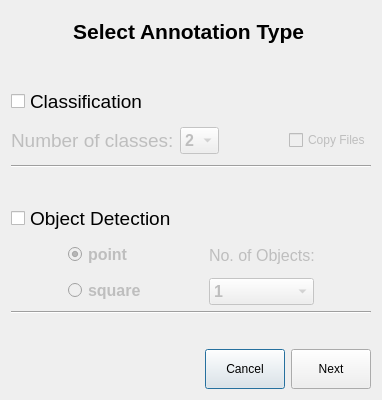
The window that step_2.ui (KarolBo/labeling_tool) describes before a commit, drawn with Qt 5.
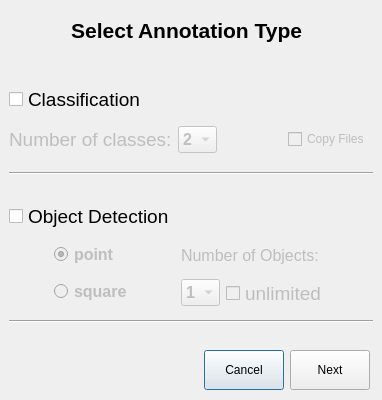
The same window after the commit.

Commit message: unlimited squares - tutorial

The edit to the form file:
```diff
--- a/step_2.ui
+++ b/step_2.ui
@@ -13,8 +13,103 @@
   <property name="windowTitle">
    <string>Dialog</string>
   </property>
-  <layout class="QVBoxLayout" name="verticalLayout_3">
-   <item>
+  <widget class="QCheckBox" name="check_class">
+   <property name="geometry">
+    <rect>
+     <x>9</x>
+     <y>84</y>
+     <width>142</width>
+     <height>30</height>
+    </rect>
+   </property>
+   <property name="minimumSize">
+    <size>
+     <width>0</width>
+     <height>30</height>
+    </size>
+   </property>
+   <property name="maximumSize">
+    <size>
+     <width>16777215</width>
+     <height>30</height>
+    </size>
+   </property>
+   <property name="font">
+    <font>
+     <family>Arial</family>
+     <pointsize>14</pointsize>
+    </font>
+   </property>
+   <property name="text">
+    <string>Classification</string>
+   </property>
+  </widget>
+  <widget class="Line" name="line">
+   <property name="geometry">
+    <rect>
+     <x>9</x>
+     <y>165</y>
+     <width>364</width>
+     <height>16</height>
+    </rect>
+   </property>
+   <property name="orientation">
+    <enum>Qt::Horizontal</enum>
+   </property>
+  </widget>
+  <widget class="QCheckBox" name="checkbox_object">
+   <property name="geometry">
+    <rect>
+     <x>9</x>
+     <y>201</y>
+     <width>171</width>
+     <height>30</height>
+    </rect>
+   </property>
+   <property name="minimumSize">
+    <size>
+     <width>0</width>
+     <height>30</height>
+    </size>
+   </property>
+   <property name="maximumSize">
+    <size>
+     <width>16777215</width>
+     <height>30</height>
+    </size>
+   </property>
+   <property name="font">
+    <font>
+     <family>Arial</family>
+     <pointsize>14</pointsize>
+    </font>
+   </property>
+   <property name="text">
+    <string>Object Detection</string>
+   </property>
+  </widget>
+  <widget class="Line" name="line_2">
+   <property name="geometry">
+    <rect>
+     <x>9</x>
+     <y>313</y>
+     <width>364</width>
+     <height>16</height>
+    </rect>
+   </property>
+   <property name="orientation">
+    <enum>Qt::Horizontal</enum>
+   </property>
+  </widget>
+  <widget class="QWidget" name="">
+   <property name="geometry">
+    <rect>
+     <x>9</x>
+     <y>9</y>
+     <width>361</width>
+     <height>42</height>
+    </rect>
+   </property>
     <layout class="QHBoxLayout" name="horizontalLayout">
      <item>
       <spacer name="horizontalSpacer_2">
@@ -79,46 +174,16 @@
       </spacer>
      </item>
     </layout>
-   </item>
-   <item>
-    <spacer name="verticalSpacer_4">
-     <property name="orientation">
-      <enum>Qt::Vertical</enum>
-     </property>
-     <property name="sizeHint" stdset="0">
-      <size>
-       <width>20</width>
-       <height>40</height>
-      </size>
-     </property>
-    </spacer>
-   </item>
-   <item>
-    <widget class="QCheckBox" name="check_class">
-     <property name="minimumSize">
-      <size>
-       <width>0</width>
-       <height>30</height>
-      </size>
-     </property>
-     <property name="maximumSize">
-      <size>
-       <width>16777215</width>
-       <height>30</height>
-      </size>
-     </property>
-     <property name="font">
-      <font>
-       <family>Arial</family>
-       <pointsize>14</pointsize>
-      </font>
-     </property>
-     <property name="text">
-      <string>Classification</string>
-     </property>
-    </widget>
-   </item>
-   <item>
+  </widget>
+  <widget class="QWidget" name="">
+   <property name="geometry">
+    <rect>
+     <x>9</x>
+     <y>120</y>
+     <width>361</width>
+     <height>39</height>
+    </rect>
+   </property>
     <layout class="QHBoxLayout" name="horizontalLayout_2">
      <item>
       <widget class="QLabel" name="label_classes">
@@ -212,54 +277,89 @@
       </widget>
      </item>
     </layout>
-   </item>
+  </widget>
+  <widget class="QWidget" name="">
+   <property name="geometry">
+    <rect>
+     <x>9</x>
+     <y>349</y>
+     <width>361</width>
+     <height>42</height>
+    </rect>
+   </property>
+   <layout class="QHBoxLayout" name="horizontalLayout_3">
    <item>
-    <widget class="Line" name="line">
+     <spacer name="horizontalSpacer">
      <property name="orientation">
       <enum>Qt::Horizontal</enum>
      </property>
-    </widget>
-   </item>
-   <item>
-    <spacer name="verticalSpacer_3">
-     <property name="orientation">
-      <enum>Qt::Vertical</enum>
-     </property>
      <property name="sizeHint" stdset="0">
       <size>
-       <width>20</width>
-       <height>40</height>
+        <width>78</width>
+        <height>20</height>
       </size>
      </property>
     </spacer>
    </item>
    <item>
-    <widget class="QCheckBox" name="checkbox_object">
+     <widget class="QPushButton" name="button_cancel">
      <property name="minimumSize">
       <size>
-       <width>0</width>
-       <height>30</height>
+        <width>80</width>
+        <height>40</height>
       </size>
      </property>
      <property name="maximumSize">
       <size>
-       <width>16777215</width>
-       <height>30</height>
-      </size>
-     </property>
-     <property name="font">
-      <font>
-       <family>Arial</family>
-       <pointsize>14</pointsize>
-      </font>
-     </property>
+        <width>80</width>
+        <height>40</height>
+       </size>
+      </property>
      <property name="text">
-      <string>Object Detection</string>
+       <string>Cancel</string>
      </property>
     </widget>
    </item>
    <item>
-    <layout class="QHBoxLayout" name="horizontalLayout_4">
+     <widget class="QPushButton" name="button_next">
+      <property name="enabled">
+       <bool>true</bool>
+      </property>
+      <property name="sizePolicy">
+       <sizepolicy hsizetype="Fixed" vsizetype="Fixed">
+        <horstretch>0</horstretch>
+        <verstretch>0</verstretch>
+       </sizepolicy>
+      </property>
+      <property name="minimumSize">
+       <size>
+        <width>80</width>
+        <height>40</height>
+       </size>
+      </property>
+      <property name="maximumSize">
+       <size>
+        <width>80</width>
+        <height>40</height>
+       </size>
+      </property>
+      <property name="text">
+       <string>Next</string>
+      </property>
+     </widget>
+    </item>
+   </layout>
+  </widget>
+  <widget class="QWidget" name="">
+   <property name="geometry">
+    <rect>
+     <x>10</x>
+     <y>238</y>
+     <width>361</width>
+     <height>70</height>
+    </rect>
+   </property>
+   <layout class="QHBoxLayout" name="horizontalLayout_5">
      <item>
       <spacer name="horizontalSpacer_6">
        <property name="orientation">
@@ -359,7 +459,7 @@
          </property>
          <property name="maximumSize">
           <size>
-           <width>105</width>
+          <width>140</width>
            <height>16777215</height>
           </size>
          </property>
@@ -370,10 +470,12 @@
           </font>
          </property>
          <property name="text">
-          <string>No. of Objects:</string>
+         <string>Number of Objects:</string>
          </property>
         </widget>
        </item>
+      <item>
+       <layout class="QHBoxLayout" name="horizontalLayout_4">
        <item>
         <widget class="QComboBox" name="combo_obj_num">
          <property name="enabled">
@@ -429,6 +531,36 @@
          </item>
         </widget>
        </item>
+        <item>
+         <widget class="QCheckBox" name="check_unlimited">
+          <property name="enabled">
+           <bool>false</bool>
+          </property>
+          <property name="minimumSize">
+           <size>
+            <width>0</width>
+            <height>30</height>
+           </size>
+          </property>
+          <property name="maximumSize">
+           <size>
+            <width>16777215</width>
+            <height>30</height>
+           </size>
+          </property>
+          <property name="font">
+           <font>
+            <family>Arial</family>
+            <pointsize>14</pointsize>
+           </font>
+          </property>
+          <property name="text">
+           <string>unlimited</string>
+          </property>
+         </widget>
+        </item>
+       </layout>
+      </item>
       </layout>
      </item>
      <item>
@@ -445,92 +577,7 @@
       </spacer>
      </item>
     </layout>
-   </item>
-   <item>
-    <widget class="Line" name="line_2">
-     <property name="orientation">
-      <enum>Qt::Horizontal</enum>
-     </property>
-    </widget>
-   </item>
-   <item>
-    <spacer name="verticalSpacer_5">
-     <property name="orientation">
-      <enum>Qt::Vertical</enum>
-     </property>
-     <property name="sizeHint" stdset="0">
-      <size>
-       <width>20</width>
-       <height>40</height>
-      </size>
-     </property>
-    </spacer>
-   </item>
-   <item>
-    <layout class="QHBoxLayout" name="horizontalLayout_3">
-     <item>
-      <spacer name="horizontalSpacer">
-       <property name="orientation">
-        <enum>Qt::Horizontal</enum>
-       </property>
-       <property name="sizeHint" stdset="0">
-        <size>
-         <width>78</width>
-         <height>20</height>
-        </size>
-       </property>
-      </spacer>
-     </item>
-     <item>
-      <widget class="QPushButton" name="button_cancel">
-       <property name="minimumSize">
-        <size>
-         <width>80</width>
-         <height>40</height>
-        </size>
-       </property>
-       <property name="maximumSize">
-        <size>
-         <width>80</width>
-         <height>40</height>
-        </size>
-       </property>
-       <property name="text">
-        <string>Cancel</string>
-       </property>
-      </widget>
-     </item>
-     <item>
-      <widget class="QPushButton" name="button_next">
-       <property name="enabled">
-        <bool>true</bool>
-       </property>
-       <property name="sizePolicy">
-        <sizepolicy hsizetype="Fixed" vsizetype="Fixed">
-         <horstretch>0</horstretch>
-         <verstretch>0</verstretch>
-        </sizepolicy>
-       </property>
-       <property name="minimumSize">
-        <size>
-         <width>80</width>
-         <height>40</height>
-        </size>
-       </property>
-       <property name="maximumSize">
-        <size>
-         <width>80</width>
-         <height>40</height>
-        </size>
-       </property>
-       <property name="text">
-        <string>Next</string>
-       </property>
-      </widget>
-     </item>
-    </layout>
-   </item>
-  </layout>
+  </widget>
  </widget>
  <resources/>
  <connections/>
```
Lines whose indentation alone changed are shown as unchanged. The commit also changes 1 other file.
